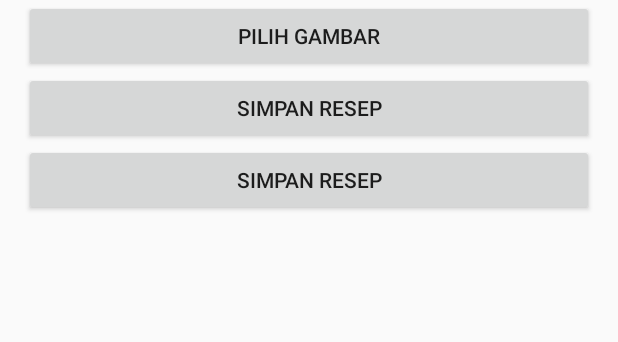
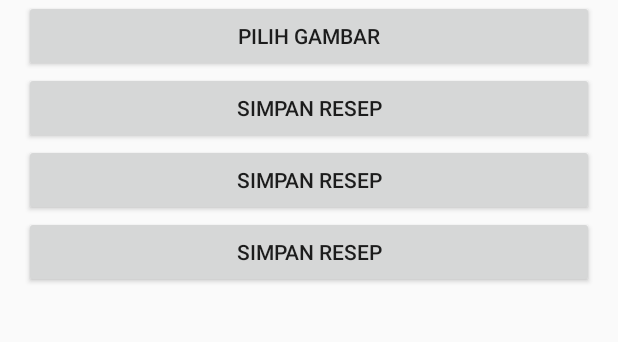
Before and after one commit to riyanardian/tugas-akhir-mobile, an Android app built with Jetpack Compose: the layout activity_tambah_resep.xml on its own in the app's theme, with its tools: preview values and no code run, on a phone screen of 412 x 824 dp, the part 460-802 px from its top. Run offline under Robolectric (Android 15) with nearby library versions, the light colour scheme and no system bars.

Commit message:
Deskripsi perubahan2

```diff
--- a/app/src/main/res/layout/activity_tambah_resep.xml
+++ b/app/src/main/res/layout/activity_tambah_resep.xml
@@ -43,4 +43,10 @@
         android:text="Simpan Resep"
         android:layout_width="match_parent"
         android:layout_height="wrap_content" />
+    <Button
+        android:id="@+id/btnSa1"
+        android:text="Simpan Resep"
+        android:layout_width="match_parent"
+        android:layout_height="wrap_content" />
+
 </LinearLayout>
```
